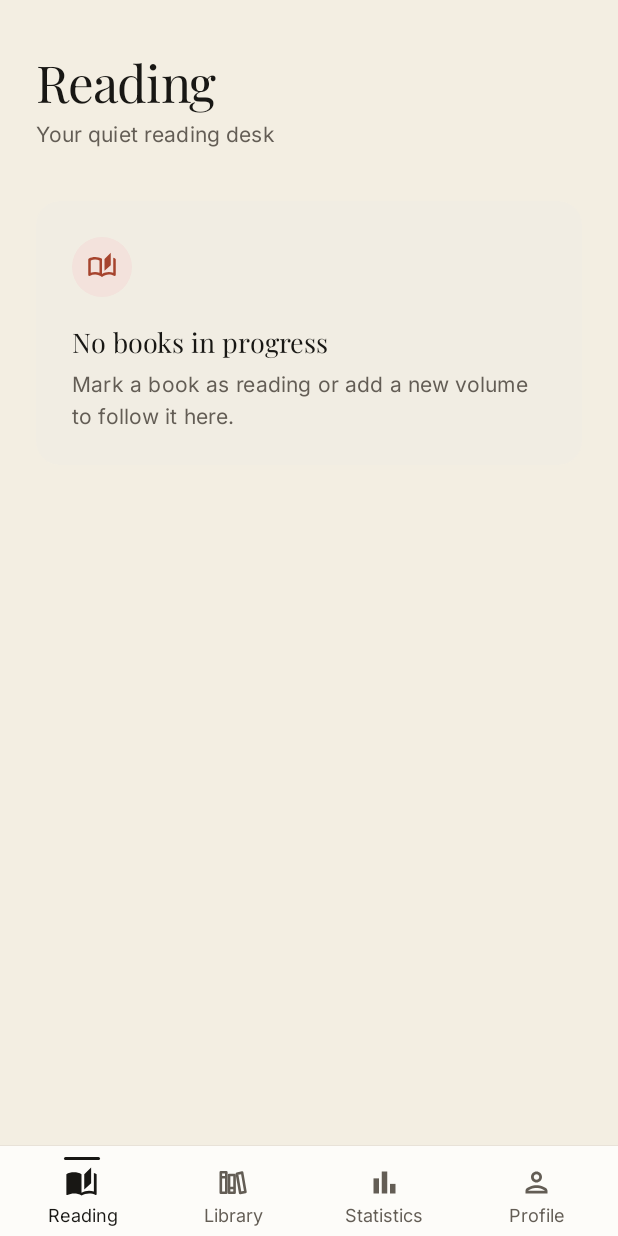
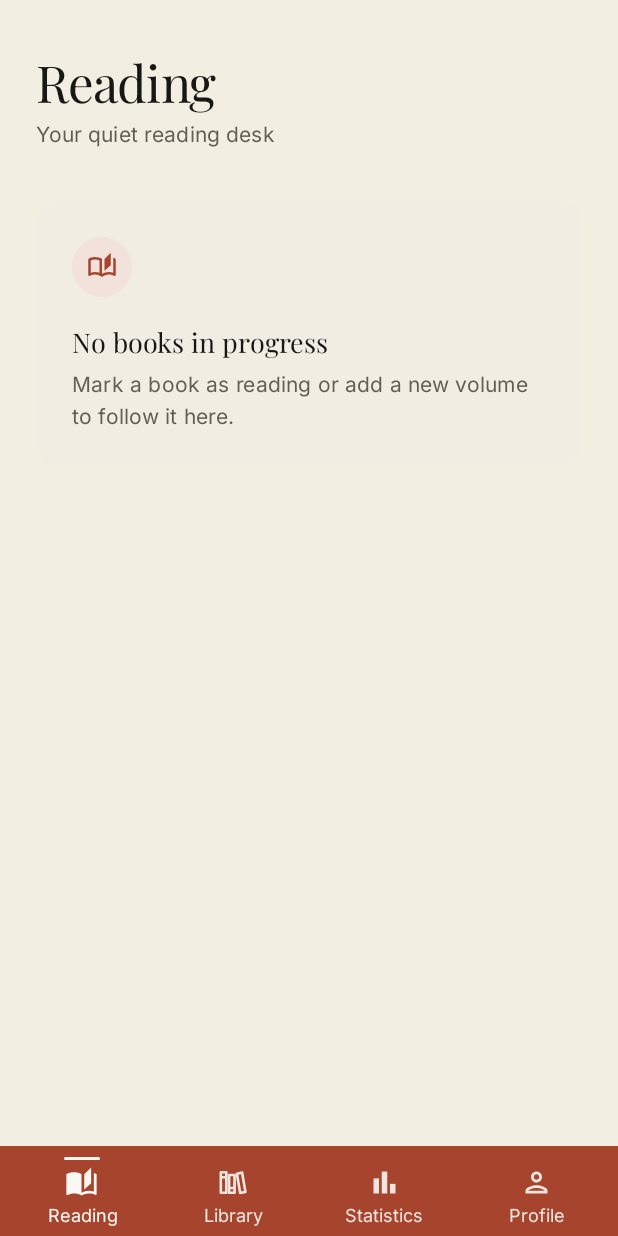
Before and after one commit to Dipeedro/Dipe-Libris, an Android app built with Jetpack Compose: the screen it shows after launch (MainActivity), on a phone screen of 412 x 824 dp. Run offline under Robolectric (Android 15) with nearby library versions, the phone set to English and light mode, and no system bars; our stand-ins replace Room's generated code.

Commit message:
feat: update navigation theme and home metadata
Introduce custom navigation bar colors to improve theme consistency, particularly in Ink mode. Additionally, refine the home screen book metadata display by conditionally suppressing the total page count when progress information is available.

```diff
--- a/app/src/main/java/com/example/core/designsystem/DipeColors.kt
+++ b/app/src/main/java/com/example/core/designsystem/DipeColors.kt
@@ -223,13 +223,18 @@ data class DipeSemanticColors(
   val selectedContent: Color,
   val readingProgress: Color,
   val readingProgressTrack: Color,
+  val navBarContainer: Color,
+  val navBarContent: Color,
+  val navBarContentMuted: Color,
   val controlBorder: Color,
   val dividerHairline: Color,
   val destructive: Color,
 )
 
-fun resolveSemanticColors(scheme: ColorScheme): DipeSemanticColors =
-  DipeSemanticColors(
+fun resolveSemanticColors(scheme: ColorScheme): DipeSemanticColors {
+  val isInkDark = scheme.background == InkColorScheme.background
+  val isSepia = scheme.background == SepiaColorScheme.background
+  return DipeSemanticColors(
     canvas = scheme.background,
     homeCanvas =
       if (scheme.background == PaperColorScheme.background) Color(0xFFF3EEE2)
@@ -244,10 +249,19 @@ fun resolveSemanticColors(scheme: ColorScheme): DipeSemanticColors =
     selectedContent = scheme.onPrimary,
     readingProgress = scheme.secondary,
     readingProgressTrack = scheme.surfaceContainerHigh,
+    navBarContainer = if (isInkDark) Color(0xFF8C3B26) else scheme.secondary,
+    navBarContent = if (isInkDark) Color(0xFFFAF8F3) else scheme.onSecondary,
+    navBarContentMuted =
+      when {
+        isInkDark -> Color(0xFFEBDED4)
+        isSepia -> Color(0xFFE8DCC8)
+        else -> Color(0xFFF1E6DF)
+      },
     controlBorder = scheme.outline,
     dividerHairline = scheme.outlineVariant,
     destructive = scheme.error,
   )
+}
 
 val LocalDipeColors = staticCompositionLocalOf { resolveSemanticColors(PaperColorScheme) }
 
--- a/app/src/main/java/com/example/navigation/DipeNavigationShell.kt
+++ b/app/src/main/java/com/example/navigation/DipeNavigationShell.kt
@@ -24,8 +24,8 @@ import androidx.compose.foundation.layout.only
 import androidx.compose.foundation.layout.padding
 import androidx.compose.foundation.layout.safeDrawing
 import androidx.compose.foundation.layout.size
-import androidx.compose.foundation.layout.union
 import androidx.compose.foundation.layout.width
+import androidx.compose.foundation.layout.windowInsetsBottomHeight
 import androidx.compose.foundation.layout.windowInsetsPadding
 import androidx.compose.foundation.selection.selectable
 import androidx.compose.foundation.selection.selectableGroup
@@ -76,7 +76,6 @@ import com.example.core.designsystem.DipeElevation
 import com.example.core.designsystem.DipeSpacing
 import com.example.core.designsystem.DipeTheme
 import com.example.core.designsystem.WindowWidthClass
-import com.example.core.designsystem.components.HairlineDivider
 import com.example.core.di.AppContainer
 import com.example.core.ui.dipeFactory
 import com.example.feature.diary.DiaryScreen
@@ -223,7 +222,7 @@ fun DipeNavigationShell(
       Row(modifier = Modifier.fillMaxSize().padding(innerPadding)) {
         if (isTopLevel && useRail) {
           NavigationRail(
-            containerColor = DipeTheme.colors.surfaceElevated,
+            containerColor = DipeTheme.colors.navBarContainer,
             windowInsets = WindowInsets(0, 0, 0, 0),
             modifier = Modifier.fillMaxHeight().testTag("dipe_navigation_rail"),
           ) {
@@ -245,7 +244,7 @@ fun DipeNavigationShell(
                           .height(18.dp)
                           .background(
                             color =
-                              if (selected) DipeTheme.colors.inkActionContainer
+                              if (selected) DipeTheme.colors.navBarContent
                               else Color.Transparent,
                             shape = CircleShape,
                           )
@@ -270,11 +269,11 @@ fun DipeNavigationShell(
                 },
                 colors =
                   NavigationRailItemDefaults.colors(
-                    selectedIconColor = DipeTheme.colors.textPrimary,
-                    selectedTextColor = DipeTheme.colors.textPrimary,
+                    selectedIconColor = DipeTheme.colors.navBarContent,
+                    selectedTextColor = DipeTheme.colors.navBarContent,
                     indicatorColor = Color.Transparent,
-                    unselectedIconColor = DipeTheme.colors.textSecondary,
-                    unselectedTextColor = DipeTheme.colors.textSecondary,
+                    unselectedIconColor = DipeTheme.colors.navBarContentMuted,
+                    unselectedTextColor = DipeTheme.colors.navBarContentMuted,
                   ),
                 modifier =
                   Modifier.padding(vertical = DipeSpacing.xs).testTag("nav_rail_${dest.routeKey}"),
@@ -580,25 +579,17 @@ private fun EditorialBottomNavBar(
   modifier: Modifier = Modifier,
 ) {
   val motion = DipeTheme.motion
-  Surface(
-    modifier = modifier.fillMaxWidth(),
-    color = DipeTheme.colors.surfaceElevated,
-    tonalElevation = DipeElevation.flat,
-    shadowElevation = DipeElevation.flat,
-  ) {
-    Column(
-      modifier =
-        Modifier.fillMaxWidth()
-          .windowInsetsPadding(
-            WindowInsets.navigationBars.union(
-              WindowInsets.safeDrawing.only(WindowInsetsSides.Horizontal)
-            )
-          )
+  Column(modifier = modifier.fillMaxWidth()) {
+    Surface(
+      modifier = Modifier.fillMaxWidth(),
+      color = DipeTheme.colors.navBarContainer,
+      tonalElevation = DipeElevation.flat,
+      shadowElevation = DipeElevation.flat,
     ) {
-      HairlineDivider()
       Row(
         modifier =
           Modifier.fillMaxWidth()
+            .windowInsetsPadding(WindowInsets.safeDrawing.only(WindowInsetsSides.Horizontal))
             .heightIn(min = 60.dp)
             .padding(horizontal = DipeSpacing.xs)
             .selectableGroup(),
@@ -614,7 +605,7 @@ private fun EditorialBottomNavBar(
               label = "nav_tab_indicator_${dest.routeKey}",
             )
           val contentColor =
-            if (selected) DipeTheme.colors.textPrimary else DipeTheme.colors.textSecondary
+            if (selected) DipeTheme.colors.navBarContent else DipeTheme.colors.navBarContentMuted
           val labelStyle =
             if (selected) DipeTheme.typography.navBarLabelActive
             else DipeTheme.typography.navBarLabel
@@ -644,7 +635,7 @@ private fun EditorialBottomNavBar(
                     Modifier.width(24.dp * indicatorFraction)
                       .height(2.dp)
                       .background(
-                        color = DipeTheme.colors.inkActionContainer,
+                        color = DipeTheme.colors.navBarContent,
                         shape = CircleShape,
                       )
                 )
@@ -669,5 +660,11 @@ private fun EditorialBottomNavBar(
         }
       }
     }
+    Spacer(
+      modifier =
+        Modifier.fillMaxWidth()
+          .background(DipeTheme.colors.surfaceElevated)
+          .windowInsetsBottomHeight(WindowInsets.navigationBars)
+    )
   }
 }
```
Also changed, not shown: app/src/main/java/com/example/feature/home/HomeScreen.kt (+33 -21 lines), 2 other files.
